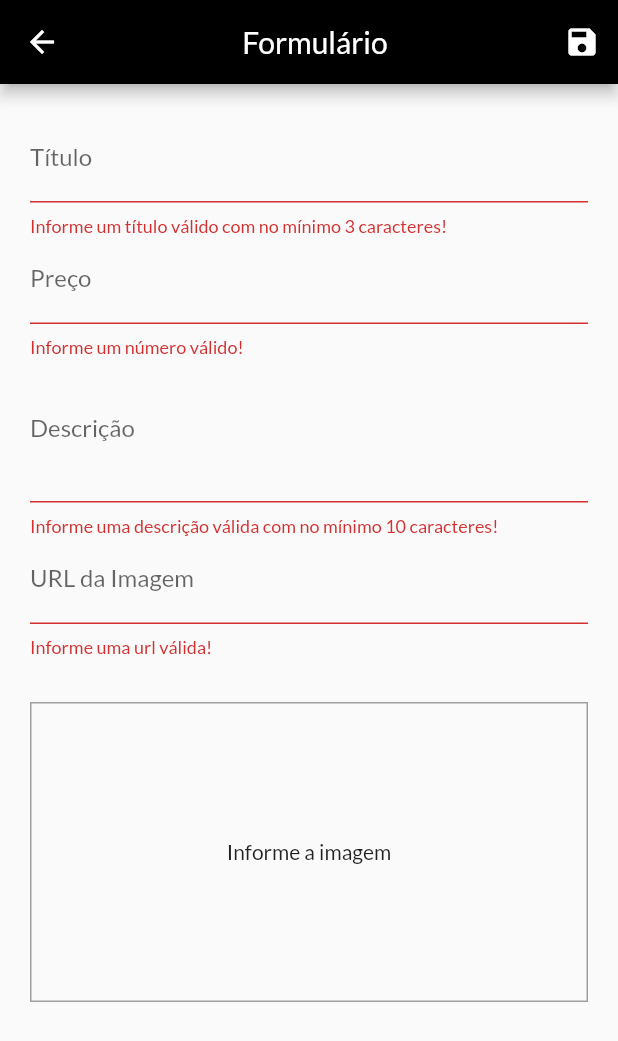
After one commit to Isra0210/loja, a Flutter app: the ProductFormsScreen screen opened by its route, after a tap on the "save" icon, on a phone screen of 412 x 824 dp. The commit adds this screen. Shown: the top 1041 px of the screen. Run offline on Flutter 3.47's test engine with Material 2 defaults, Android fonts, the phone set to English and light mode, and no system bars; network calls fail.

Commit message:
initial forms

```diff
--- a/lib/main.dart
+++ b/lib/main.dart
@@ -6,7 +6,9 @@ import 'package:shop/providers/products.dart';
 import 'package:shop/utils/AppRoutes.dart';
 import 'package:shop/view/CartScreen.dart';
 import 'package:shop/view/OrdersScreen.dart';
+import 'package:shop/view/ProductCrudScreen.dart';
 import 'package:shop/view/ProductDetailScreen.dart';
+import 'package:shop/view/ProductFormsScreen.dart';
 import 'package:shop/view/ProductOverviewScreen.dart';
 
 void main() => runApp(MyApp());
@@ -38,6 +40,8 @@ class MyApp extends StatelessWidget {
           AppRoutes.PRODUCT_DETAIL: (ctx) => ProductDetailScreen(),
           AppRoutes.CART: (ctx) => CartScreen(),
           AppRoutes.ORDERS: (ctx) => OrdersScreen(),
+          AppRoutes.PRODUCT_CRUD: (ctx) => ProductCrudScreen(),
+          AppRoutes.PRODUCT_FORMS: (ctx) => ProductFormsScreen(),
         },
       ),
     );
--- a/lib/providers/Product.dart
+++ b/lib/providers/Product.dart
@@ -9,7 +9,7 @@ class Product with ChangeNotifier{
   bool isFavorite;
 
   Product({
-    @required this.id,
+    this.id,
     @required this.title,
     @required this.description,
     @required this.price,
--- a/lib/utils/AppRoutes.dart
+++ b/lib/utils/AppRoutes.dart
@@ -3,4 +3,6 @@ class AppRoutes{
   static const PRODUCT_DETAIL = '/product-detail';
   static const CART = '/cart';
   static const ORDERS = '/orders';
+  static const PRODUCT_CRUD = '/product-crud';
+  static const PRODUCT_FORMS = '/product-forms';
 }
--- /dev/null
+++ b/lib/view/ProductFormsScreen.dart
@@ -0,0 +1,209 @@
+import 'package:flutter/material.dart';
+import 'package:provider/provider.dart';
+import 'package:shop/providers/Product.dart';
+import 'package:shop/providers/products.dart';
+
+class ProductFormsScreen extends StatefulWidget {
+  @override
+  _ProductFormsScreenState createState() => _ProductFormsScreenState();
+}
+
+class _ProductFormsScreenState extends State<ProductFormsScreen> {
+  final _priceFocusNode = FocusNode();
+  final _descriptionFocusNode = FocusNode();
+  final _imageUrlFocusNode = FocusNode();
+  final _imageUrlController = TextEditingController();
+  final _form = GlobalKey<FormState>();
+  final _formData = Map<String, Object>();
+
+  @override
+  void initState() {
+    super.initState();
+    _imageUrlFocusNode.addListener(_updateImage);
+  }
+
+  void _updateImage() {
+    if (isValidImageUrl(_imageUrlController.text)) {
+      setState(() {});
+    }
+  }
+
+  //libera qualquer tipo de uso de memória
+  @override
+  void dispose() {
+    super.dispose();
+    _priceFocusNode.dispose();
+    _descriptionFocusNode.dispose();
+    _imageUrlFocusNode.removeListener(_updateImage);
+    _imageUrlFocusNode.dispose();
+  }
+
+  void _saveForm() {
+    var isValid = _form.currentState.validate();
+
+    if (!isValid) {
+      return;
+    }
+
+    _form.currentState.save();
+
+    final newProduct = Product(
+      title: _formData['title'],
+      price: _formData['price'],
+      description: _formData['description'],
+      imageUrl: _formData['imageUrl'],
+    );
+
+    Provider.of<Products>(context, listen: false).addProduct(newProduct);
+    Navigator.of(context).pop();
+  }
+
+  bool isValidImageUrl(String url) {
+    bool startWithHttp = url.toLowerCase().startsWith('http://');
+    bool startWithHttps = url.toLowerCase().startsWith('https://');
+    bool endWithPng = url.toLowerCase().endsWith('.png');
+    bool endWithJpg = url.toLowerCase().endsWith('.jpg');
+    bool endWithJpeg = url.toLowerCase().endsWith('.jpeg');
+
+    return (startWithHttp || startWithHttps) &&
+        (endWithPng || endWithJpg || endWithJpeg);
+  }
+
+  @override
+  Widget build(BuildContext context) {
+    return Scaffold(
+      appBar: AppBar(
+        title: Center(
+            child: Text(
+          'Formulário',
+          textAlign: TextAlign.center,
+        )),
+        actions: <Widget>[
+          IconButton(
+            icon: Icon(Icons.save, color: Colors.white),
+            onPressed: () {
+              _saveForm();
+            },
+          ),
+        ],
+        backgroundColor: Colors.black,
+      ),
+      body: Padding(
+        padding: EdgeInsets.all(20),
+        child: Form(
+          key: _form,
+          child: ListView(
+            children: <Widget>[
+              TextFormField(
+                decoration: InputDecoration(labelText: 'Título'),
+                textInputAction: TextInputAction.next,
+                onFieldSubmitted: (_) {
+                  FocusScope.of(context).requestFocus(_priceFocusNode);
+                },
+                onSaved: (value) => _formData['title'] = value,
+                validator: (value) {
+                  bool isEmpty = value.trim().isEmpty;
+                  bool isInvalid = value.length <= 3;
+
+                  if (isEmpty || isInvalid) {
+                    return 'Informe um título válido com no mínimo 3 caracteres!';
+                  }
+
+                  return null;
+                },
+              ),
+              TextFormField(
+                decoration: InputDecoration(labelText: 'Preço'),
+                focusNode: _priceFocusNode,
+                keyboardType: TextInputType.numberWithOptions(
+                    decimal: true), //tipo do teclado
+                textInputAction: TextInputAction.next,
+                onFieldSubmitted: (_) {
+                  FocusScope.of(context).requestFocus(_descriptionFocusNode);
+                },
+                onSaved: (value) => _formData['price'] = value,
+                validator: (value) {
+                  bool isEmpty = value.trim().isEmpty;
+                  var newPrice = double.tryParse(value);
+                  bool isInvalid = newPrice == null || newPrice <= 0;
+
+                  if (isEmpty || isInvalid) {
+                    return 'Informe um número válido!';
+                  }
+
+                  return null;
+                },
+              ),
+              TextFormField(
+                decoration: InputDecoration(labelText: 'Descrição'),
+                maxLines: 3,
+                keyboardType: TextInputType.multiline,
+                focusNode: _descriptionFocusNode,
+                onFieldSubmitted: (_) {
+                  FocusScope.of(context).requestFocus(_imageUrlFocusNode);
+                },
+                onSaved: (value) =>
+                    _formData['description'] = double.parse(value),
+                validator: (value) {
+                  bool isEmpty = value.trim().isEmpty;
+                  bool isInvalid = value.length <= 10;
+
+                  if (isEmpty || isInvalid) {
+                    return 'Informe uma descrição válida com no mínimo 10 caracteres!';
+                  }
+
+                  return null;
+                },
+              ),
+              Column(
+                crossAxisAlignment: CrossAxisAlignment.end,
+                children: <Widget>[
+                  TextFormField(
+                    decoration: InputDecoration(labelText: 'URL da Imagem'),
+                    keyboardType: TextInputType.url, //tipo do teclado
+                    textInputAction: TextInputAction.done,
+                    focusNode: _imageUrlFocusNode,
+                    controller: _imageUrlController,
+                    onFieldSubmitted: (_) {
+                      _saveForm();
+                    },
+                    onSaved: (value) => _formData['imageUrl'] = value,
+                    validator: (url) {
+                      bool isEmpty = url.trim().isEmpty;
+                      bool isInvalid = isValidImageUrl(url);
+
+                      if (isEmpty || !isInvalid) {
+                        return 'Informe uma url válida!';
+                      }
+
+                      return null;
+                    },
+                  ),
+                  Container(
+                    margin: EdgeInsets.only(top: 30),
+                    height: 200,
+                    width: double.infinity,
+                    decoration: BoxDecoration(
+                        border: Border.all(
+                      color: Colors.grey,
+                      width: 1,
+                    )),
+                    alignment: Alignment.center,
+                    child: _imageUrlController.text.isEmpty
+                        ? Text('Informe a imagem')
+                        : FittedBox(
+                            child: Image.network(
+                              _imageUrlController.text,
+                              fit: BoxFit.cover,
+                            ),
+                          ),
+                  ),
+                ],
+              ),
+            ],
+          ),
+        ),
+      ),
+    );
+  }
+}
```
Also changed, not shown: lib/components/AppDrawer.dart (+26 -0 lines), lib/components/CartItemWidget.dart (+34 -2 lines), lib/components/ProductCrudItem.dart (added, +40 -0 lines), lib/providers/products.dart (+16 -0 lines), lib/view/ProductCrudScreen.dart (added, +42 -0 lines).
